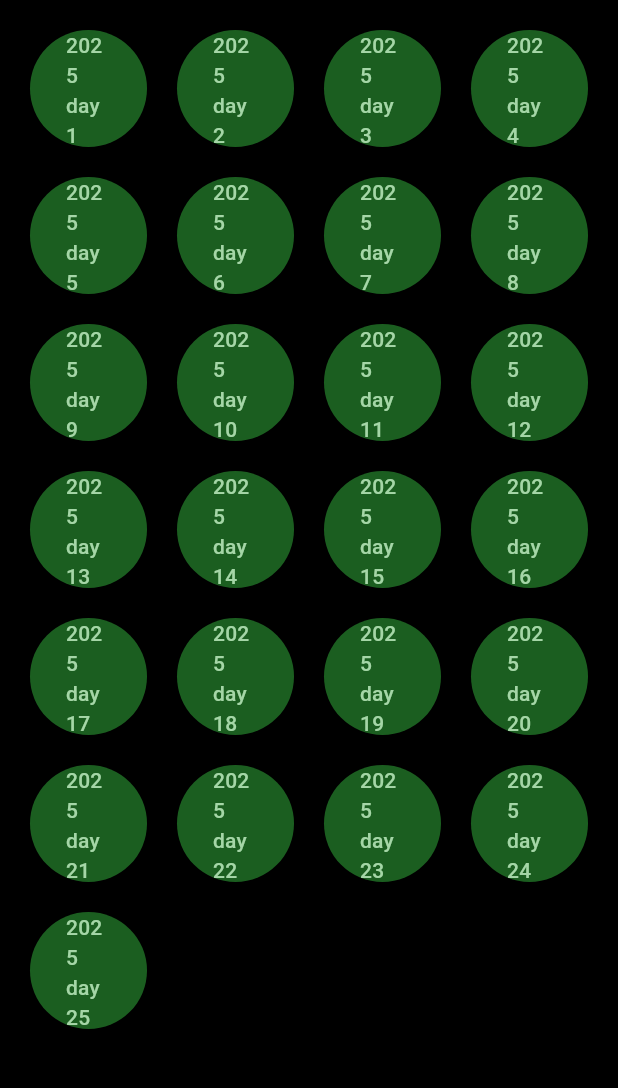
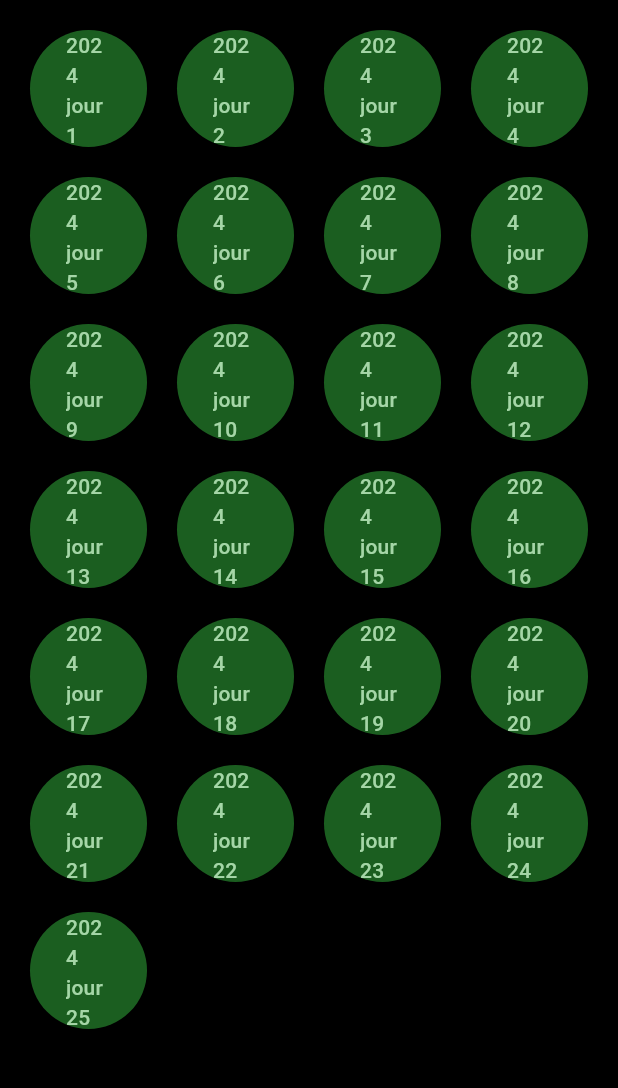
Before and after one commit to Alt257/AdventOfCode_flutter, a Flutter app: the screen it shows after launch, on a phone screen of 412 x 824 dp, the part 84-1172 px from its top. Run offline on Flutter 3.47's test engine with Material 3 defaults, Android fonts, the phone set to English and light mode, and no system bars; our stand-ins replace bloc, dio, flutter_bloc, flutter_dotenv, freezed_annotation, go_router.

```diff
--- a/lib/view/page/home.dart
+++ b/lib/view/page/home.dart
@@ -18,7 +18,7 @@ final class HomePage extends StatelessWidget {
           maxCrossAxisExtent: 100,
           mainAxisSpacing: 20,
           crossAxisSpacing: 20,
-          children: [for(var i = 1; i <= 25; i++) _buildPuzzleButton(context, year: 2025, day: i)],
+          children: [for(var i = 1; i <= 25; i++) _buildPuzzleButton(context, year: 2024, day: i)],
         ),
       ),
     ));
@@ -26,6 +26,6 @@ final class HomePage extends StatelessWidget {
 
   _buildPuzzleButton(BuildContext context, {required int year, required int day}) => ElevatedButton(
     onPressed: () => context.go('/puzzle?year=$year&day=$day'),
-    child: Text('$year day $day'),
+    child: Text('$year jour $day'),
   );
 }
--- a/lib/view/page/puzzle/puzzle_bloc.dart
+++ b/lib/view/page/puzzle/puzzle_bloc.dart
@@ -1,6 +1,7 @@
 import 'package:advent_of_code/data/repository/puzzle/i_puzzle_repository.dart';
 import 'package:advent_of_code/entity/puzzle/puzzle.dart';
 import 'package:bloc/bloc.dart';
+import 'package:flutter/cupertino.dart';
 import 'package:freezed_annotation/freezed_annotation.dart';
 
 part 'puzzle_bloc.freezed.dart';
@@ -25,7 +26,8 @@ class PuzzleBloc extends Bloc<PuzzleEvent, PuzzleState> {
           ),
         ));
       } catch(e) {
-        emit(PuzzleState.loadError('impossible de charger le puzzle ${event.year} jour ${event.day}'));
+        debugPrint('$e');
+        emit(PuzzleState.loadError('impossible de charger l\'année ${event.year} jour ${event.day}'));
       }
     });
   }
```
Also changed, not shown: lib/router.dart (+8 -2 lines), lib/view/page/puzzle/puzzle.dart (+12 -2 lines).
